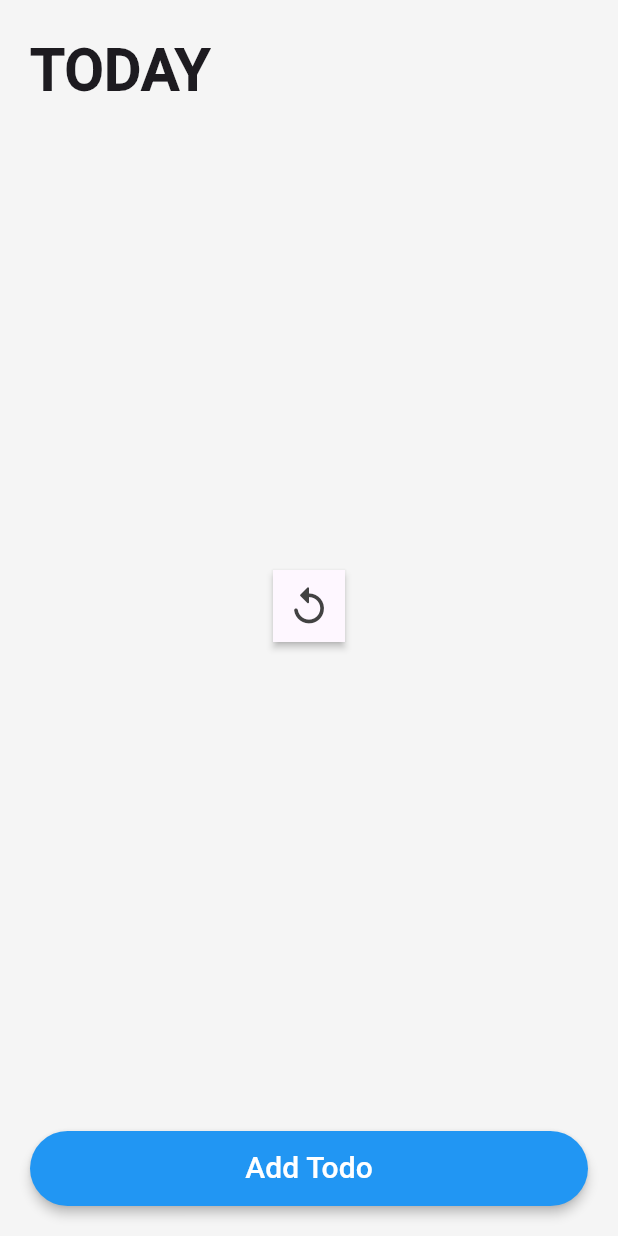
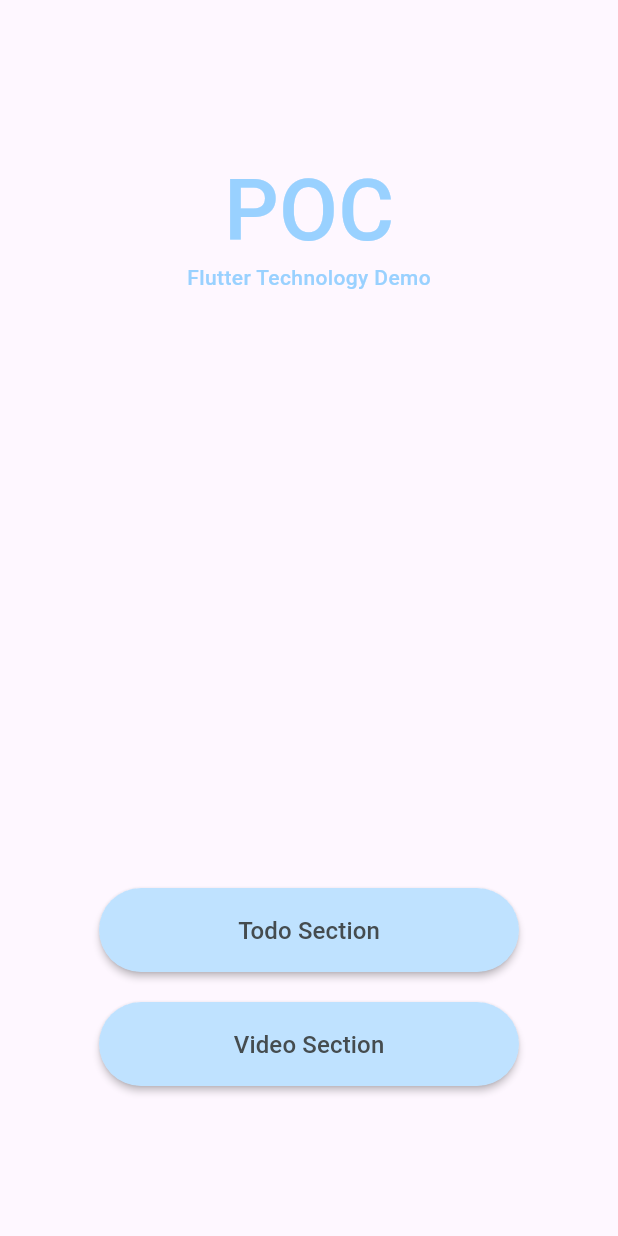
Before and after one commit to sumit-coder/poc_todo_app, a Flutter app: the screen it shows after launch, on a phone screen of 412 x 824 dp. Run offline on Flutter 3.47's test engine with Material 2 defaults, Android fonts, the phone set to English and light mode, and no system bars; our stand-ins replace flutter_slidable, video_player.

Commit message:
video player demo is added

```diff
--- a/lib/main.dart
+++ b/lib/main.dart
@@ -5,6 +5,8 @@ import 'providers/addTodo_Screen_Provider.dart';
 import 'providers/home_Screen_Provider.dart';
 import 'screens/addTodoScreen.dart';
 import 'screens/homeScreen.dart';
+import 'screens/video_screen.dart';
+import 'screens/welcome_screen.dart';
 
 void main() {
   runApp(const MyApp());
@@ -32,7 +34,7 @@ class MyApp extends StatelessWidget {
           fontFamily: 'Roboto-Medium',
           useMaterial3: true,
         ),
-        home: const HomeScreen(),
+        home: const WelcomeScreen(),
       ),
     );
   }
--- /dev/null
+++ b/lib/screens/welcome_screen.dart
@@ -0,0 +1,130 @@
+// ignore_for_file: prefer_const_constructors, prefer_const_literals_to_create_immutables
+
+import 'package:flutter/material.dart';
+import 'package:provider/provider.dart';
+
+import 'homeScreen.dart';
+import 'video_screen.dart';
+
+class WelcomeScreen extends StatelessWidget {
+  const WelcomeScreen({Key? key}) : super(key: key);
+
+  @override
+  Widget build(BuildContext context) {
+    return Scaffold(
+      body: SafeArea(
+        child: Container(
+          width: double.maxFinite,
+          child: Column(
+            crossAxisAlignment: CrossAxisAlignment.center,
+            mainAxisAlignment: MainAxisAlignment.spaceBetween,
+            children: [
+              Container(
+                margin: EdgeInsets.only(top: 100),
+                child: Column(
+                  children: [
+                    Text(
+                      'POC',
+                      style: TextStyle(
+                        fontSize: 57,
+                        color: Color.fromARGB(255, 153, 209, 255),
+                        // height: 68,
+                      ),
+                    ),
+                    Text(
+                      'Flutter Technology Demo',
+                      style: TextStyle(
+                        fontSize: 14,
+                        height: 0.4,
+                        letterSpacing: 0.25,
+                        color: Color.fromARGB(255, 153, 209, 255),
+                      ),
+                    ),
+                  ],
+                ),
+              ),
+              Container(
+                margin: EdgeInsets.only(bottom: 100),
+                child: Column(
+                  children: [
+                    SimpleButton(
+                      title: 'Todo Section',
+                      iconData: Icons.circle,
+                      onTapFunctin: () {
+                        Navigator.push(
+                          context,
+                          MaterialPageRoute(
+                            builder: (context) => const HomeScreen(),
+                          ),
+                        );
+                      },
+                    ),
+                    SimpleButton(
+                      title: 'Video Section',
+                      iconData: Icons.circle,
+                      onTapFunctin: () {
+                        Navigator.push(
+                          context,
+                          MaterialPageRoute(
+                            builder: (context) => VideoScreen(),
+                          ),
+                        );
+                      },
+                    ),
+                  ],
+                ),
+              )
+            ],
+          ),
+        ),
+      ),
+    );
+  }
+}
+
+class SimpleButton extends StatelessWidget {
+  const SimpleButton({
+    Key? key,
+    required this.title,
+    required this.iconData,
+    required this.onTapFunctin,
+  }) : super(key: key);
+
+  final String title;
+  final IconData iconData;
+  final VoidCallback onTapFunctin;
+
+  @override
+  Widget build(BuildContext context) {
+    return Container(
+      margin: EdgeInsets.only(top: 20),
+      height: 56,
+      width: 280,
+      child: ElevatedButton(
+        style: ElevatedButton.styleFrom(
+          elevation: 2,
+          primary: Color.fromARGB(255, 191, 226, 255),
+        ),
+        onPressed: () {
+          onTapFunctin();
+        },
+        // onTap: () {},
+        child: Row(
+          mainAxisAlignment: MainAxisAlignment.center,
+          children: [
+            Text(
+              title,
+              style: TextStyle(
+                fontSize: 16,
+                height: 0.4,
+                letterSpacing: 0.1,
+                color: Color.fromARGB(255, 69, 76, 79),
+                fontWeight: FontWeight.w600,
+              ),
+            ),
+          ],
+        ),
+      ),
+    );
+  }
+}
--- a/lib/services/API/api.dart
+++ b/lib/services/API/api.dart
@@ -38,7 +38,10 @@ class ApiService {
     }
     try {
       //
+      print('response.statusCode');
       http.Response response = await http.get(url);
+
+      print(response);
       if (response.statusCode == 200) {
         String data = response.body;
         var decodedData = jsonDecode(data);
--- a/pubspec.yaml
+++ b/pubspec.yaml
@@ -38,6 +38,7 @@ dependencies:
   # The following adds the Cupertino Icons font to your application.
   # Use with the CupertinoIcons class for iOS style icons.
   cupertino_icons: ^1.0.2
+  video_player: ^2.4.4
 
 dev_dependencies:
   flutter_test:
```
Also changed, not shown: lib/screens/video_screen.dart (added, +251 -0 lines), pubspec.lock.
